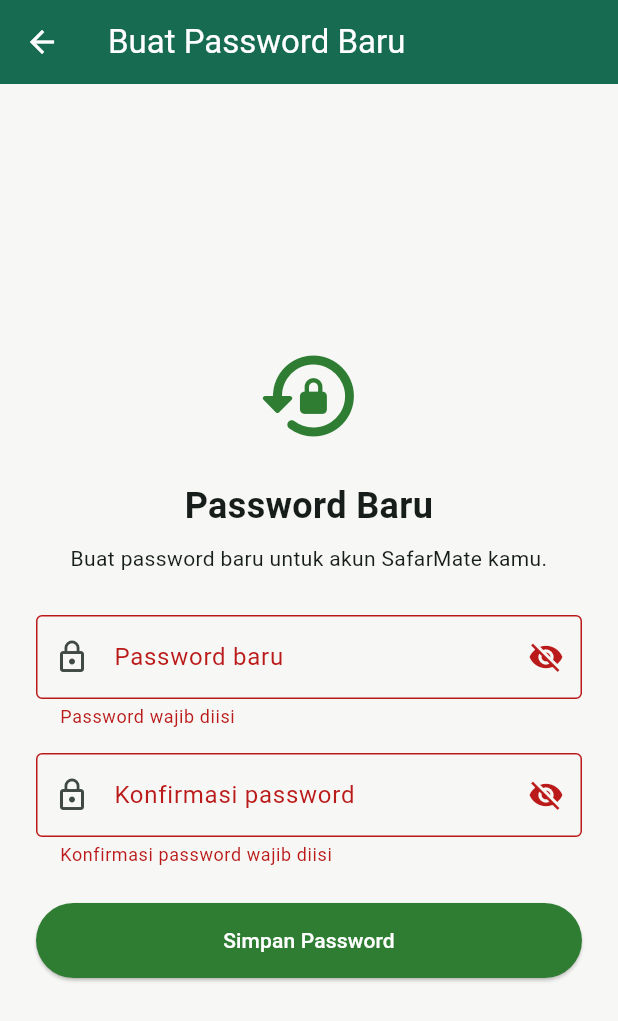
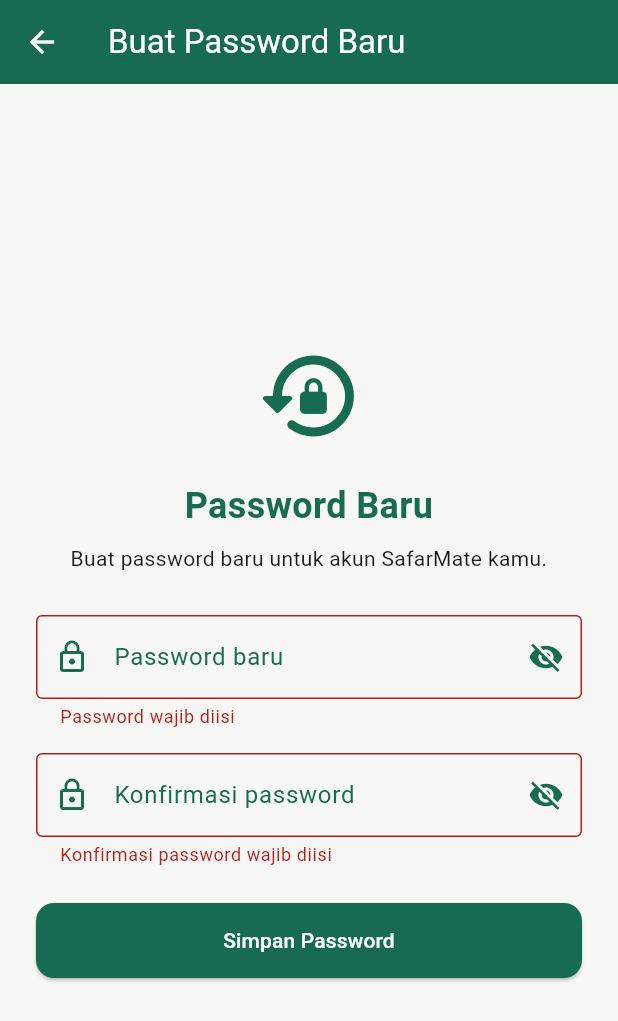
Before and after one commit to rahzaame/Projek_Akhir_PAM, a Flutter app: the ResetPasswordPage screen opened directly, after a tap on "Simpan Password", on a phone screen of 412 x 824 dp. Shown: the top 1021 px of the screen. Run offline on Flutter 3.47's test engine with Material 3 defaults, Android fonts, the light colour scheme and no system bars; our stand-ins replace file_picker, flutter_local_notifications, image_picker, local_auth, sensors_plus, shared_preferences and 2 more; accounts and stored records are empty.

Commit message:
menambahkan fitur lupa password

```diff
--- a/lib/pages/reset_password_page.dart
+++ b/lib/pages/reset_password_page.dart
@@ -11,6 +11,8 @@
 }
 
 class _ResetPasswordPageState extends State<ResetPasswordPage> {
+  static const Color _green = Color(0xFF176B50);
+
   final _formKey = GlobalKey<FormState>();
   final _passwordController = TextEditingController();
   final _confirmPasswordController = TextEditingController();
@@ -36,6 +38,7 @@
       ScaffoldMessenger.of(context).showSnackBar(
         const SnackBar(
           content: Text('Password berhasil diperbarui!'),
+          backgroundColor: _green,
         ),
       );
 
@@ -44,7 +47,10 @@
       if (!mounted) return;
 
       ScaffoldMessenger.of(context).showSnackBar(
-        SnackBar(content: Text(e.message)),
+        SnackBar(
+          content: Text(e.message),
+          backgroundColor: _green,
+        ),
       );
     } catch (e) {
       if (!mounted) return;
@@ -54,6 +60,7 @@
           content: Text(
             'Gagal memperbarui password. Silakan coba lagi.',
           ),
+          backgroundColor: _green,
         ),
       );
 
@@ -74,11 +81,11 @@
 
   @override
   Widget build(BuildContext context) {
-    const green = Color(0xFF2E7D32);
-
     return Scaffold(
       appBar: AppBar(
         title: const Text('Buat Password Baru'),
+        backgroundColor: _green,
+        foregroundColor: Colors.white,
       ),
       body: SafeArea(
         child: Center(
@@ -92,7 +99,7 @@
                   const Icon(
                     Icons.lock_reset_rounded,
                     size: 72,
-                    color: green,
+                    color: _green,
                   ),
                   const SizedBox(height: 20),
                   const Text(
@@ -101,6 +108,7 @@
                     style: TextStyle(
                       fontSize: 24,
                       fontWeight: FontWeight.bold,
+                      color: _green,
                     ),
                   ),
                   const SizedBox(height: 8),
@@ -114,13 +122,26 @@
                     obscureText: _hidePassword,
                     decoration: InputDecoration(
                       labelText: 'Password baru',
-                      prefixIcon: const Icon(Icons.lock_outline),
+                      labelStyle: const TextStyle(
+                        color: _green,
+                      ),
+                      prefixIcon: const Icon(
+                        Icons.lock_outline,
+                        color: _green,
+                      ),
                       border: const OutlineInputBorder(),
+                      focusedBorder: const OutlineInputBorder(
+                        borderSide: BorderSide(
+                          color: _green,
+                          width: 2,
+                        ),
+                      ),
                       suffixIcon: IconButton(
                         icon: Icon(
                           _hidePassword
                               ? Icons.visibility_off
                               : Icons.visibility,
+                          color: _green,
                         ),
                         onPressed: () {
                           setState(() {
@@ -145,13 +166,26 @@
                     obscureText: _hideConfirmPassword,
                     decoration: InputDecoration(
                       labelText: 'Konfirmasi password',
-                      prefixIcon: const Icon(Icons.lock_outline),
+                      labelStyle: const TextStyle(
+                        color: _green,
+                      ),
+                      prefixIcon: const Icon(
+                        Icons.lock_outline,
+                        color: _green,
+                      ),
                       border: const OutlineInputBorder(),
+                      focusedBorder: const OutlineInputBorder(
+                        borderSide: BorderSide(
+                          color: _green,
+                          width: 2,
+                        ),
+                      ),
                       suffixIcon: IconButton(
                         icon: Icon(
                           _hideConfirmPassword
                               ? Icons.visibility_off
                               : Icons.visibility,
+                          color: _green,
                         ),
                         onPressed: () {
                           setState(() {
@@ -178,8 +212,13 @@
                       onPressed:
                           _isLoading ? null : _savePassword,
                       style: ElevatedButton.styleFrom(
-                        backgroundColor: green,
+                        backgroundColor: _green,
                         foregroundColor: Colors.white,
+                        disabledBackgroundColor:
+                            _green.withValues(alpha: 0.6),
+                        shape: RoundedRectangleBorder(
+                          borderRadius: BorderRadius.circular(12),
+                        ),
                       ),
                       child: _isLoading
                           ? const SizedBox(
```
Also changed, not shown: lib/main.dart (+36 -35 lines).
